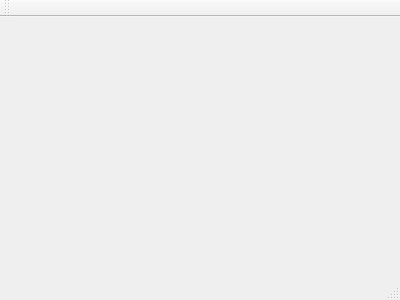
Above: sandbox/qt_tutorial/mainwindow.ui from gate23/ace before the change. Below: the same form after it.
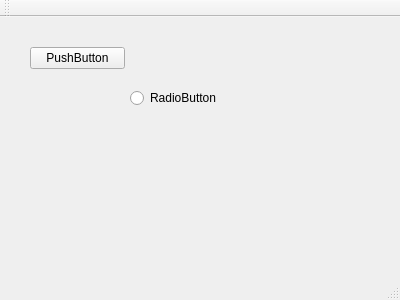
That is the form after the change.

Patch:
```diff
--- a/sandbox/qt_tutorial/mainwindow.ui
+++ b/sandbox/qt_tutorial/mainwindow.ui
@@ -12,13 +12,64 @@
   <property name="windowTitle" >
    <string>MainWindow</string>
   </property>
-  <widget class="QMenuBar" name="menuBar" />
-  <widget class="QToolBar" name="mainToolBar" />
-  <widget class="QWidget" name="centralWidget" />
-  <widget class="QStatusBar" name="statusBar" />
+  <widget class="QWidget" name="centralWidget">
+   <widget class="QStackedWidget" name="stackedWidget">
+    <property name="geometry">
+     <rect>
+      <x>19</x>
+      <y>19</y>
+      <width>117</width>
+      <height>45</height>
+     </rect>
+    </property>
+    <widget class="QWidget" name="page">
+     <layout class="QVBoxLayout" name="verticalLayout">
+      <item>
+       <widget class="QPushButton" name="pushButton">
+        <property name="text">
+         <string>PushButton</string>
+        </property>
+       </widget>
+      </item>
+     </layout>
+    </widget>
+    <widget class="QWidget" name="page_2"/>
+   </widget>
+   <widget class="QRadioButton" name="radioButton">
+    <property name="geometry">
+     <rect>
+      <x>130</x>
+      <y>70</y>
+      <width>117</width>
+      <height>22</height>
+     </rect>
+    </property>
+    <property name="text">
+     <string>RadioButton</string>
+    </property>
+   </widget>
+  </widget>
+  <widget class="QMenuBar" name="menuBar">
+   <property name="geometry">
+    <rect>
+     <x>0</x>
+     <y>0</y>
+     <width>400</width>
+     <height>25</height>
+    </rect>
+   </property>
+  </widget>
+  <widget class="QToolBar" name="mainToolBar">
+   <attribute name="toolBarArea">
+    <enum>TopToolBarArea</enum>
+   </attribute>
+   <attribute name="toolBarBreak">
+    <bool>false</bool>
+   </attribute>
+  </widget>
+  <widget class="QStatusBar" name="statusBar"/>
  </widget>
- <layoutDefault spacing="6" margin="11" />
- <pixmapfunction></pixmapfunction>
+ <layoutdefault spacing="6" margin="11"/>
  <resources/>
  <connections/>
 </ui>
```
Left out of the diff: 7 changed lines with no effect on the pictures.
